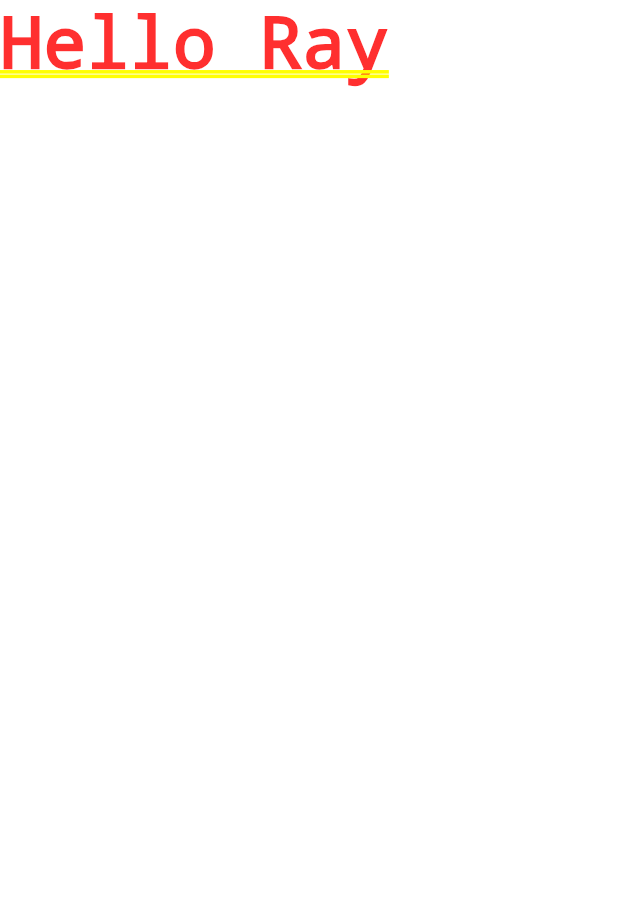
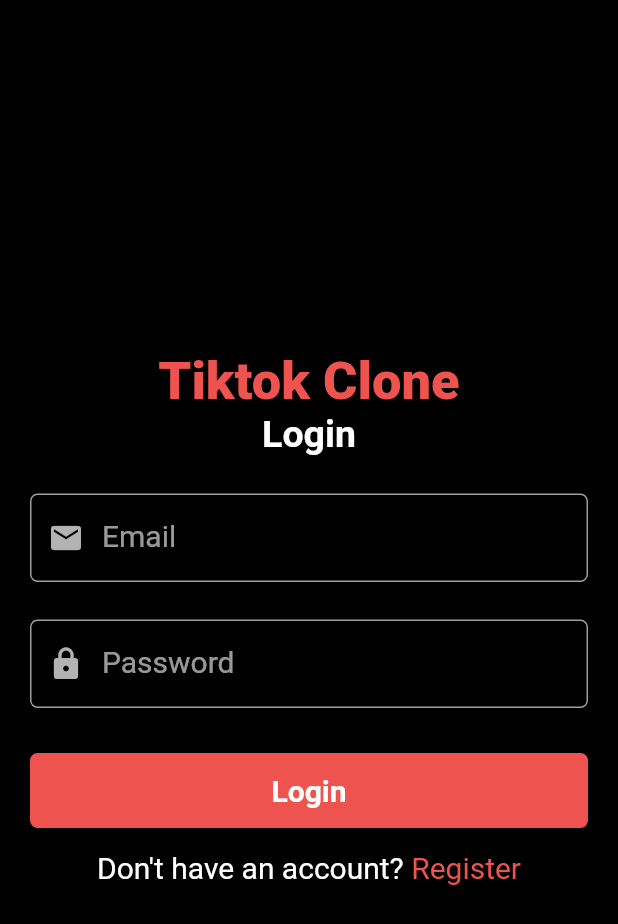
Before and after one commit to rayct/tiktok_clone, a Flutter app: the screen it shows after launch, on a phone screen of 412 x 824 dp. Shown: the top 924 px of the screen. Run offline on Flutter 3.47's test engine with Material 2 defaults, Android fonts, the phone set to English and light mode, and no system bars; our stand-ins replace cloud_firestore, firebase_auth, firebase_core, firebase_storage, get; accounts and stored records are empty; network calls fail.

Commit message:
Started Auth, Login and Signup Screens

```diff
--- a/lib/constants.dart
+++ b/lib/constants.dart
@@ -1,8 +1,8 @@
-// import 'package:cloud_firestore/cloud_firestore.dart';
-// import 'package:firebase_auth/firebase_auth.dart';
-// import 'package:firebase_storage/firebase_storage.dart';
 import 'package:flutter/material.dart';
-// import 'package:tiktok_clone/controllers/auth_controller.dart';
+import 'package:firebase_auth/firebase_auth.dart';
+import 'package:cloud_firestore/cloud_firestore.dart';
+import 'package:firebase_storage/firebase_storage.dart';
+import 'package:tiktok_clone/controllers/auth_controller.dart';
 // import 'package:tiktok_clone/views/screens/add_video_screen.dart';
 // import 'package:tiktok_clone/views/screens/profile_screen.dart';
 // import 'package:tiktok_clone/views/screens/search_screen.dart';
@@ -21,10 +21,10 @@ const backgroundColor = Colors.black;
 var buttonColor = Colors.red[400];
 const borderColor = Colors.grey;
 
-// // FIREBASE
-// var firebaseAuth = FirebaseAuth.instance;
-// var firebaseStorage = FirebaseStorage.instance;
-// var firestore = FirebaseFirestore.instance;
+// FIREBASE
+var firebaseAuth = FirebaseAuth.instance;
+var firebaseStorage = FirebaseStorage.instance;
+var firestore = FirebaseFirestore.instance;
 
-// // CONTROLLER
-// var authController = AuthController.instance;
+// CONTROLLER
+var authController = AuthController.instance;
--- a/lib/main.dart
+++ b/lib/main.dart
@@ -1,17 +1,16 @@
-// import 'package:firebase_core/firebase_core.dart';
+import 'package:firebase_core/firebase_core.dart';
+import 'package:get/get.dart';
 import 'package:flutter/material.dart';
-// import 'package:get/get.dart';
 import 'package:tiktok_clone/constants.dart';
-// import 'package:tiktok_clone/controllers/auth_controller.dart';
-// import 'package:tiktok_clone/views/screens/auth/login_screen.dart';
-// ignore: unused_import
-// import 'package:tiktok_clone/views/screens/auth/signup_screen.dart';
+import 'package:tiktok_clone/controllers/auth_controller.dart';
+import 'package:tiktok_clone/views/screens/auth/login_screen.dart';
+import 'package:tiktok_clone/views/screens/auth/signup_screen.dart';
 
 void main() async {
   WidgetsFlutterBinding.ensureInitialized();
-  // await Firebase.initializeApp().then((value) {
-  //   Get.put(AuthController());
-  // });
+  await Firebase.initializeApp().then((value) {
+    Get.put(AuthController());
+  });
   runApp(const MyApp());
 }
 
@@ -20,13 +19,13 @@ class MyApp extends StatelessWidget {
 
   @override
   Widget build(BuildContext context) {
-    return MaterialApp(
+    return GetMaterialApp(
       debugShowCheckedModeBanner: false,
       title: 'TikTok Clone',
       theme: ThemeData.dark().copyWith(
         scaffoldBackgroundColor: backgroundColor,
       ),
-      home: const Text('Hello Ray'),
+      home: SignupScreen(),
     );
   }
 }
--- /dev/null
+++ b/lib/views/screens/auth/login_screen.dart
@@ -0,0 +1,118 @@
+import 'package:flutter/material.dart';
+import 'package:tiktok_clone/constants.dart';
+import 'package:tiktok_clone/views/screens/auth/signup_screen.dart';
+import 'package:tiktok_clone/views/widgets/text_input_field.dart';
+
+class LoginScreen extends StatelessWidget {
+  LoginScreen({Key? key}) : super(key: key);
+
+  final TextEditingController _emailController = TextEditingController();
+  final TextEditingController _passwordController = TextEditingController();
+
+  @override
+  Widget build(BuildContext context) {
+    return Scaffold(
+      body: Container(
+        alignment: Alignment.center,
+        child: Column(
+          mainAxisAlignment: MainAxisAlignment.center,
+          children: [
+            Text(
+              'Tiktok Clone',
+              style: TextStyle(
+                fontSize: 35,
+                color: buttonColor,
+                fontWeight: FontWeight.w900,
+              ),
+            ),
+            const Text(
+              'Login',
+              style: TextStyle(
+                fontSize: 25,
+                fontWeight: FontWeight.w700,
+              ),
+            ),
+            const SizedBox(
+              height: 25,
+            ),
+            Container(
+              width: MediaQuery.of(context).size.width,
+              margin: const EdgeInsets.symmetric(horizontal: 20),
+              child: TextInputField(
+                controller: _emailController,
+                labelText: 'Email',
+                icon: Icons.email,
+              ),
+            ),
+            const SizedBox(
+              height: 25,
+            ),
+            Container(
+              width: MediaQuery.of(context).size.width,
+              margin: const EdgeInsets.symmetric(horizontal: 20),
+              child: TextInputField(
+                controller: _passwordController,
+                labelText: 'Password',
+                icon: Icons.lock,
+                isObscure: true,
+              ),
+            ),
+            const SizedBox(
+              height: 30,
+            ),
+            Container(
+              width: MediaQuery.of(context).size.width - 40,
+              height: 50,
+              decoration: BoxDecoration(
+                color: buttonColor,
+                borderRadius: const BorderRadius.all(
+                  Radius.circular(5),
+                ),
+              ),
+              child: InkWell(
+                onTap: () => authController.loginUser(
+                  _emailController.text,
+                  _passwordController.text,
+                ),
+                child: const Center(
+                  child: Text(
+                    'Login',
+                    style: TextStyle(
+                      fontSize: 20,
+                      fontWeight: FontWeight.w700,
+                    ),
+                  ),
+                ),
+              ),
+            ),
+            const SizedBox(
+              height: 15,
+            ),
+            Row(
+              mainAxisAlignment: MainAxisAlignment.center,
+              children: [
+                const Text(
+                  'Don\'t have an account? ',
+                  style: TextStyle(
+                    fontSize: 20,
+                  ),
+                ),
+                InkWell(
+                  onTap: () => Navigator.of(context).push(
+                    MaterialPageRoute(
+                      builder: (context) => SignupScreen(),
+                    ),
+                  ),
+                  child: Text(
+                    'Register',
+                    style: TextStyle(fontSize: 20, color: buttonColor),
+                  ),
+                ),
+              ],
+            ),
+          ],
+        ),
+      ),
+    );
+  }
+}
--- /dev/null
+++ b/lib/views/widgets/text_input_field.dart
@@ -0,0 +1,41 @@
+import 'package:flutter/material.dart';
+import 'package:tiktok_clone/constants.dart';
+
+class TextInputField extends StatelessWidget {
+  final TextEditingController controller;
+  final String labelText;
+  final bool isObscure;
+  final IconData icon;
+  const TextInputField({
+    Key? key,
+    required this.controller,
+    required this.labelText,
+    this.isObscure = false,
+    required this.icon,
+  }) : super(key: key);
+
+  @override
+  Widget build(BuildContext context) {
+    return TextField(
+      controller: controller,
+      decoration: InputDecoration(
+        labelText: labelText,
+        prefixIcon: Icon(icon),
+        labelStyle: const TextStyle(
+          fontSize: 20,
+        ),
+        enabledBorder: OutlineInputBorder(
+            borderRadius: BorderRadius.circular(5),
+            borderSide: const BorderSide(
+              color: borderColor,
+            )),
+        focusedBorder: OutlineInputBorder(
+            borderRadius: BorderRadius.circular(5),
+            borderSide: const BorderSide(
+              color: borderColor,
+            )),
+      ),
+      obscureText: isObscure,
+    );
+  }
+}
```
Also changed, not shown: lib/controllers/auth_controller.dart (added, +118 -0 lines), lib/views/screens/auth/signup_screen.dart (added, +159 -0 lines), pubspec.yaml (+9 -2 lines), pubspec.lock, 14 other files.
